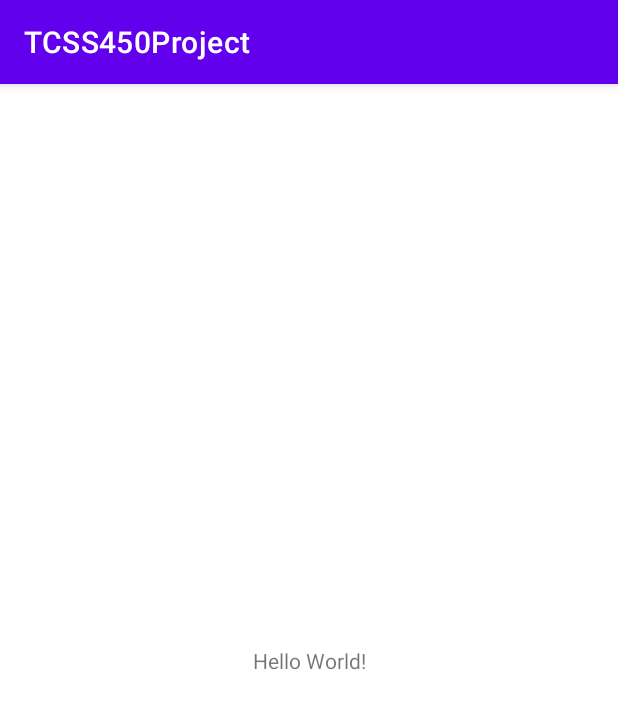
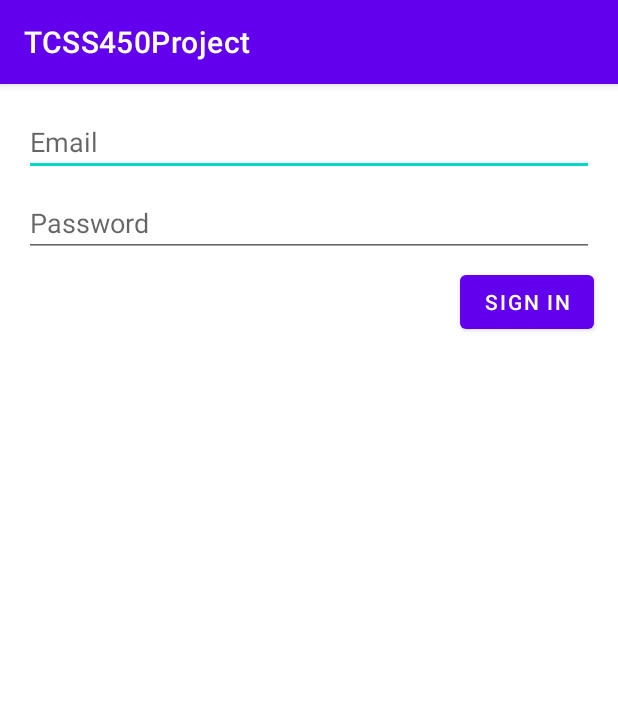
Before and after one commit to nhat499/Pigeon, an Android app: the screen it shows after launch (MainActivity before the commit, AuthenticationActivity after it), on a phone screen of 412 x 824 dp. Shown: the top 709 px of the screen. Run offline under Robolectric (Android 15) with nearby library versions, the phone set to English and light mode, and no system bars; libraries missing offline, so code that uses them is left out: com.auth0.jwt.

Commit message:
sigin xml, fragment

```diff
--- a/app/build.gradle
+++ b/app/build.gradle
@@ -25,6 +25,11 @@ android {
         sourceCompatibility JavaVersion.VERSION_1_8
         targetCompatibility JavaVersion.VERSION_1_8
     }
+
+   buildFeatures {
+        viewBinding true
+    }
+
 }
 
 dependencies {
@@ -33,7 +38,13 @@ dependencies {
     implementation 'com.google.android.material:material:1.4.0'
     implementation 'androidx.constraintlayout:constraintlayout:2.0.4'
     implementation 'androidx.legacy:legacy-support-v4:1.0.0'
+    implementation 'androidx.navigation:navigation-fragment:2.4.2'
+    implementation 'androidx.navigation:navigation-ui:2.4.2'
     testImplementation 'junit:junit:4.13.2'
+
     androidTestImplementation 'androidx.test.ext:junit:1.1.3'
     androidTestImplementation 'androidx.test.espresso:espresso-core:3.4.0'
+    apply plugin: "androidx.navigation.safeargs"
+    implementation 'com.auth0.android:jwtdecode:2.0.0'
+    implementation 'com.auth0:java-jwt:3.14.0'
 }
--- a/app/src/main/AndroidManifest.xml
+++ b/app/src/main/AndroidManifest.xml
@@ -1,6 +1,7 @@
 <?xml version="1.0" encoding="utf-8"?>
 <manifest xmlns:android="http://schemas.android.com/apk/res/android"
     package="edu.uw.tcss450.Team4.TCSS450Project">
+    <uses-permission android:name="android.permission.INTERNET" />
 
     <application
         android:allowBackup="true"
@@ -10,7 +11,7 @@
         android:supportsRtl="true"
         android:theme="@style/Theme.TCSS450Project">
         <activity
-            android:name=".MainActivity"
+            android:name=".AuthenticationActivity"
             android:exported="true">
             <intent-filter>
                 <action android:name="android.intent.action.MAIN" />
--- /dev/null
+++ b/app/src/main/java/edu/uw/tcss450/Team4/TCSS450Project/AuthenticationActivity.java
@@ -0,0 +1,15 @@
+package edu.uw.tcss450.Team4.TCSS450Project;
+
+import android.os.Bundle;
+import android.util.Log;
+
+import androidx.appcompat.app.AppCompatActivity;
+
+public class AuthenticationActivity extends AppCompatActivity {
+    @Override
+    protected void onCreate(Bundle savedInstanceState) {
+        super.onCreate(savedInstanceState);
+        setContentView(R.layout.activity_auth);
+        Log.d("onCreate", "onCreate: " + savedInstanceState);
+    }
+}
--- a/app/src/main/java/edu/uw/tcss450/Team4/TCSS450Project/MainActivity.java
+++ b/app/src/main/java/edu/uw/tcss450/Team4/TCSS450Project/MainActivity.java
@@ -1,11 +1,9 @@
 package edu.uw.tcss450.Team4.TCSS450Project;
-
 import androidx.appcompat.app.AppCompatActivity;
-
 import android.os.Bundle;
 
+
 public class MainActivity extends AppCompatActivity {
-
     @Override
     protected void onCreate(Bundle savedInstanceState) {
         super.onCreate(savedInstanceState);
--- /dev/null
+++ b/app/src/main/java/edu/uw/tcss450/Team4/TCSS450Project/ui/signIn/SignInFragment.java
@@ -0,0 +1,80 @@
+package edu.uw.tcss450.Team4.TCSS450Project.ui.signIn;
+
+import android.os.Bundle;
+import android.view.LayoutInflater;
+import android.view.View;
+import android.view.ViewGroup;
+
+import androidx.annotation.NonNull;
+import androidx.annotation.Nullable;
+import androidx.fragment.app.Fragment;
+import androidx.navigation.Navigation;
+
+import com.auth0.jwt.JWT;
+import com.auth0.jwt.algorithms.Algorithm;
+import com.auth0.jwt.exceptions.JWTCreationException;
+
+import edu.uw.tcss450.Team4.TCSS450Project.R;
+import edu.uw.tcss450.Team4.TCSS450Project.databinding.FragmentSignInBinding;
+
+
+/**
+ * A simple {@link Fragment} subclass.
+ */
+public class SignInFragment extends Fragment {
+
+    public SignInFragment() {
+        // Required empty public constructor
+    }
+
+    @Override
+    public View onCreateView(LayoutInflater inflater, ViewGroup container,
+                             Bundle savedInstanceState) {
+        // Inflate the layout for this fragment
+        return inflater.inflate(R.layout.fragment_sign_in, container, false);
+    }
+
+    @Override
+    public void onViewCreated(@NonNull View view, @Nullable Bundle savedInstanceState) {
+        super.onViewCreated(view, savedInstanceState);
+
+        //Local access to the ViewBinding object. No need to create as Instance Var as it is only
+        //used here.
+        FragmentSignInBinding binding = FragmentSignInBinding.bind(getView());
+
+        //On button click, navigate to MainActivity
+        binding.buttonSignin.setOnClickListener(button -> {
+
+            Navigation.findNavController(getView()).navigate(
+                    SignInFragmentDirections
+                            .actionSignInFragmentToMainActivity(
+                                    generateJwt(binding.editEmail.getText().toString())
+                            ));
+            // This tells the containing acitivity that we are done with it.
+            // it wil not be added to the back stack (cant click back to it)
+            getActivity().fileList();
+        });
+    }
+    /**
+     * This helper method is creating a JSON Web Token (JWT). In future labs, the JWT will
+     * be created and sent to us from the Web Service. For now, we will "fake" that and create
+     * the JWT client-side. This is ANTI-PATTERN!!! Do not create JWTs client-side.
+     *
+     * @param email the email used to encode into the JWT
+     * @return the resulting JWT
+     */
+    private String generateJwt(final String email) {
+        String token;
+        try {
+            Algorithm algorithm = Algorithm.HMAC256("secret key don't use a string literal in " +
+                    "production code!!!");
+            token = JWT.create()
+                    .withIssuer("auth0")
+                    .withClaim("email", email)
+                    .sign(algorithm);
+        } catch (JWTCreationException exception){
+            throw new RuntimeException("JWT Failed to Create.");
+        }
+        return token;
+    }
+}
--- /dev/null
+++ b/app/src/main/res/layout/activity_auth.xml
@@ -0,0 +1,21 @@
+<?xml version="1.0" encoding="utf-8"?>
+<androidx.constraintlayout.widget.ConstraintLayout xmlns:android="http://schemas.android.com/apk/res/android"
+    xmlns:app="http://schemas.android.com/apk/res-auto"
+    android:id="@+id/container"
+    android:layout_width="match_parent"
+    android:layout_height="match_parent">
+
+    <fragment
+        android:id="@+id/nav_host_fragment"
+        android:name="androidx.navigation.fragment.NavHostFragment"
+        android:layout_width="match_parent"
+        android:layout_height="match_parent"
+        app:defaultNavHost="true"
+        app:layout_constraintBottom_toTopOf="parent"
+        app:layout_constraintLeft_toLeftOf="parent"
+        app:layout_constraintRight_toRightOf="parent"
+        app:layout_constraintTop_toTopOf="parent"
+        app:navGraph="@navigation/auth_graph" />
+
+
+</androidx.constraintlayout.widget.ConstraintLayout>
--- /dev/null
+++ b/app/src/main/res/layout/fragment_sign_in.xml
@@ -0,0 +1,49 @@
+<?xml version="1.0" encoding="utf-8"?>
+<androidx.constraintlayout.widget.ConstraintLayout xmlns:android="http://schemas.android.com/apk/res/android"
+    xmlns:app="http://schemas.android.com/apk/res-auto"
+    xmlns:tools="http://schemas.android.com/tools"
+    android:id="@+id/layout_root"
+    android:layout_width="match_parent"
+    android:layout_height="match_parent"
+    tools:context=".ui.signIn.SignInFragment">
+
+    <EditText
+        android:id="@+id/edit_email"
+        android:layout_width="0dp"
+        android:layout_height="wrap_content"
+        android:layout_marginStart="16dp"
+        android:layout_marginTop="16dp"
+        android:layout_marginEnd="16dp"
+        android:ems="10"
+        android:hint="@string/hint_email"
+        android:inputType="textEmailAddress"
+        app:layout_constraintEnd_toEndOf="parent"
+        app:layout_constraintStart_toStartOf="parent"
+        app:layout_constraintTop_toTopOf="parent"
+        android:autofillHints="" />
+
+    <EditText
+        android:id="@+id/edit_password"
+        android:layout_width="0dp"
+        android:layout_height="wrap_content"
+        android:layout_marginStart="16dp"
+        android:layout_marginTop="70dp"
+        android:layout_marginEnd="16dp"
+        android:ems="10"
+        android:hint="@string/hint_password"
+        android:inputType="textPassword"
+        app:layout_constraintEnd_toEndOf="parent"
+        app:layout_constraintStart_toStartOf="parent"
+        app:layout_constraintTop_toTopOf="parent"
+        android:autofillHints="" />
+
+    <Button
+        android:id="@+id/button_signin"
+        android:layout_width="wrap_content"
+        android:layout_height="wrap_content"
+        android:layout_marginTop="60dp"
+        android:layout_marginEnd="16dp"
+        android:text="@string/action_signIn"
+        app:layout_constraintEnd_toEndOf="parent"
+        app:layout_constraintTop_toBottomOf="@+id/edit_email" />
+</androidx.constraintlayout.widget.ConstraintLayout>
--- /dev/null
+++ b/app/src/main/res/navigation/auth_graph.xml
@@ -0,0 +1,26 @@
+<?xml version="1.0" encoding="utf-8"?>
+<navigation xmlns:android="http://schemas.android.com/apk/res/android"
+    xmlns:app="http://schemas.android.com/apk/res-auto"
+    xmlns:tools="http://schemas.android.com/tools"
+    android:id="@+id/auth_graph"
+    app:startDestination="@id/signInFragment">
+
+    <fragment
+        android:id="@+id/signInFragment"
+        android:name="edu.uw.tcss450.Team4.TCSS450Project.ui.signIn.SignInFragment"
+        android:label="fragment_sign_in"
+        tools:layout="@layout/fragment_sign_in" >
+        <action
+            android:id="@+id/action_signInFragment_to_mainActivity"
+            app:destination="@id/mainActivity" />
+    </fragment>
+    <activity
+        android:id="@+id/mainActivity"
+        android:name="edu.uw.tcss450.Team4.TCSS450Project.MainActivity"
+        android:label="activity_main"
+        tools:layout="@layout/activity_main" >
+        <argument
+            android:name="jwt"
+            app:argType="string" />
+    </activity>
+</navigation>
--- a/app/src/main/res/values/strings.xml
+++ b/app/src/main/res/values/strings.xml
@@ -9,4 +9,5 @@
     <string name="hint_password">Password</string>
     <string name="hint_password_again">Retype Password</string>
     <string name="action_register_short">Register</string>
+    <string name="action_signIn">Sign In</string>
 </resources>
--- a/build.gradle
+++ b/build.gradle
@@ -1,9 +1,35 @@
+//// Top-level build file where you can add configuration options common to all sub-projects/modules.
+//plugins {
+//    id 'com.android.application' version '7.1.3' apply false
+//    id 'com.android.library' version '7.1.3' apply false
+//}
+//
+//task clean(type: Delete) {
+//    delete rootProject.buildDir
+//}
+
 // Top-level build file where you can add configuration options common to all sub-projects/modules.
+
+buildscript {
+
+
+    dependencies {
+        classpath 'com.android.tools.build:gradle:7.1.2'
+
+        def nav_version = '2.4.1'
+        classpath "androidx.navigation:navigation-safe-args-gradle-plugin:$nav_version"
+        classpath "android.arch.navigation:navigation-safe-args-gradle-plugin:1.0.0-alpha01"
+        // NOTE: Do not place your application dependencies here; they belong
+        // in the individual module build.gradle files
+    }
+}
+
 plugins {
     id 'com.android.application' version '7.1.3' apply false
     id 'com.android.library' version '7.1.3' apply false
 }
 
+
 task clean(type: Delete) {
     delete rootProject.buildDir
 }
```
Also changed, not shown: app/src/main/java/edu/uw/tcss450/Team4/TCSS450Project/ui/signIn/UserInfoViewModel.java (added, +63 -0 lines), app/src/main/res/layout/activity_main.xml (line endings or trailing spaces).
